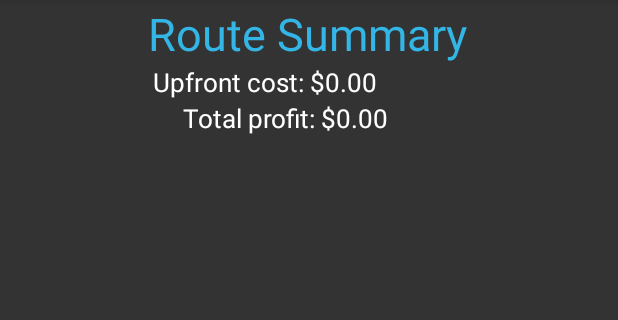
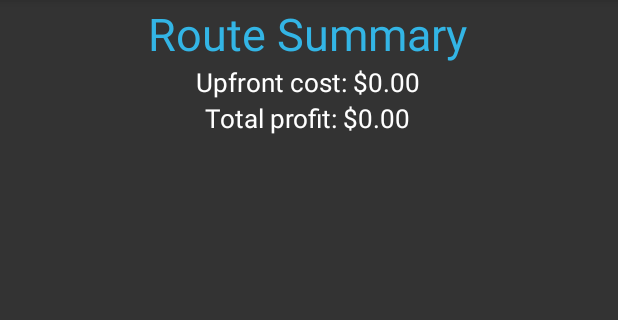
Before and after one commit to samjhill/MiddleMan, an Android app: the fragment RouteView shown on its own in the app's theme, on a phone screen of 412 x 824 dp, the part 84-404 px from its top. Run offline under Robolectric (Android 15) with nearby library versions, the phone set to English and light mode, and no system bars.

Commit message:
center horizontally

```diff
--- a/Middleman/Middleman/src/main/res/layout/route_view.xml
+++ b/Middleman/Middleman/src/main/res/layout/route_view.xml
@@ -22,7 +22,8 @@
             android:id="@+id/routeSummaryTextView"/>
     </TableRow>
 
-    <TableRow android:layout_width="wrap_content">
+    <TableRow android:layout_width="wrap_content"
+        android:gravity="center_horizontal">
 
         <TextView
             android:text="@string/placeholder_text"
@@ -41,8 +42,7 @@
             android:id="@+id/estimatedProfitTextView"
             android:layout_width="wrap_content"
             android:layout_span="2"
-            android:layout_gravity="center_horizontal"
-            android:layout_marginRight="30dp" />
+            android:layout_gravity="center_horizontal" />
 
     </TableRow>
 
```
